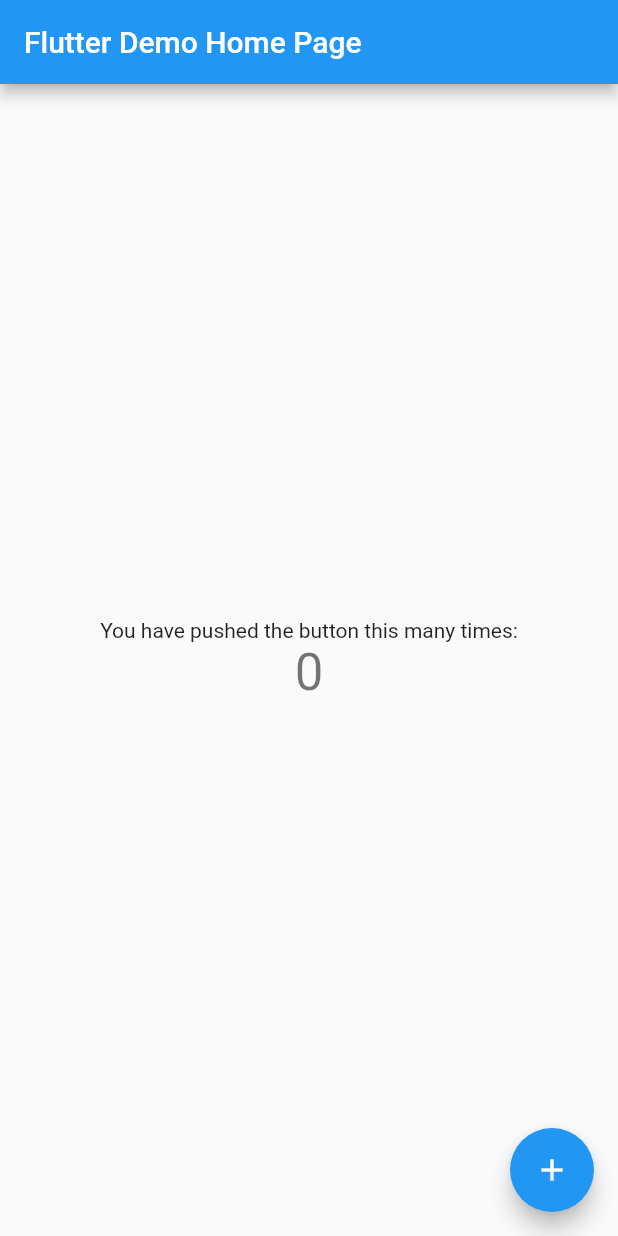
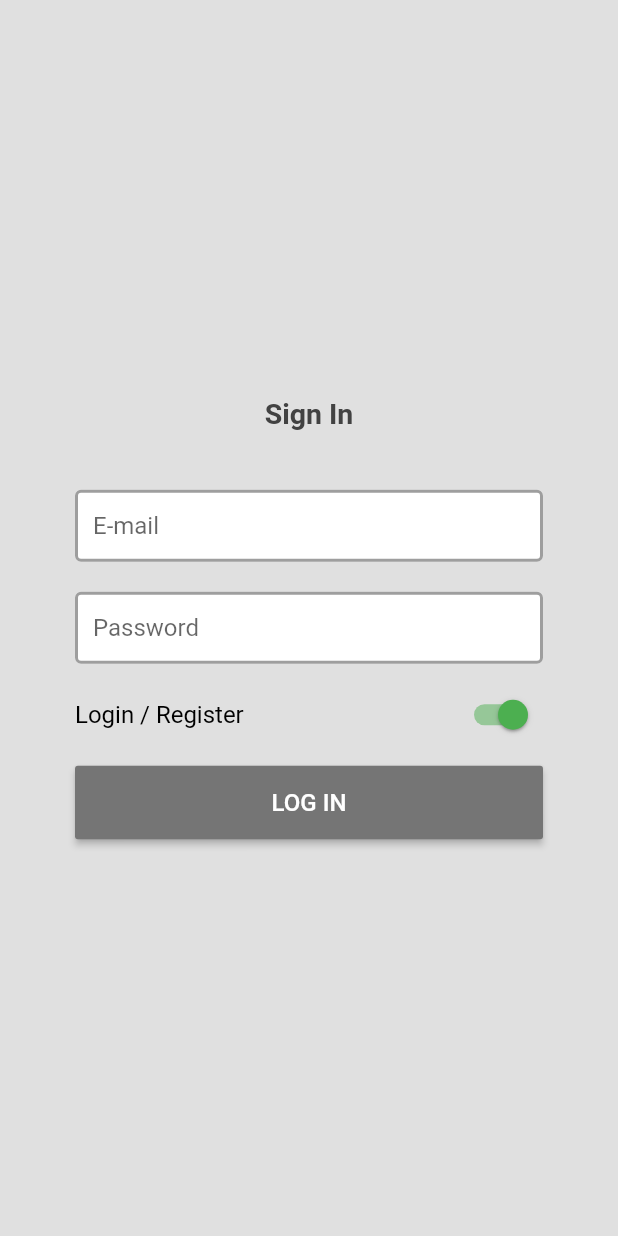
Before and after one commit to deniell/tasks_app, a Flutter app: the screen it shows after launch, on a phone screen of 412 x 824 dp. Run offline on Flutter 3.47's test engine with Material 2 defaults, Android fonts, the phone set to English and light mode, and no system bars; our stand-ins replace dartz, data_connection_checker, flushbar, flutter_spinkit, get_it; accounts and stored records are empty.

Commit message:
authorization logic implemented; added SignIn and SignUp pages; added AuthService to manage authorization procces; added Loading widget; added simple page for TasksList; updated injection_container; added flutter_spinkit dependency to make loading widget nicer; main page modified: MaterialApp wrapped with ChangeNotifierProvider<AuthService> for supply authorization logic to pages; added Authenticate widget to switch between SignIn and SignUp pages; added Wrapper widget to switch between authorized and not authorized state; constants updated; Failures classes updated

```diff
--- a/lib/core/constants.dart
+++ b/lib/core/constants.dart
@@ -1,3 +1,5 @@
+import 'package:flutter/material.dart';
+
 // base API url
 const String BASE_URL = "https://testapi.doitserver.in.ua/api";
 
@@ -13,3 +15,15 @@ const String UNEXPECTED_ERROR_MESSAGE = "Unexpected error.";
 const String UNKNOWN_ERROR_MESSAGE = "Something went wrong.";
 
 const String NO_INTERNET_MESSAGE = "No internet connection.";
+
+const textInputDecoration = InputDecoration(
+  fillColor: Colors.white,
+  filled: true,
+  contentPadding: EdgeInsets.all(12.0),
+  enabledBorder: OutlineInputBorder(
+    borderSide: BorderSide(color: Colors.grey, width: 2.0),
+  ),
+  focusedBorder: OutlineInputBorder(
+    borderSide: BorderSide(color: Colors.blue, width: 2.0),
+  ),
+);
--- a/lib/core/error/failures.dart
+++ b/lib/core/error/failures.dart
@@ -4,12 +4,17 @@ import 'package:tasks_app/core/constants.dart';
 /// Abstraction for currently managed datasource failures
 ///
 abstract class Failure {
-
+  String getErrorMessage();
 }
 
 // Specific failures
 class ServerFailure extends Failure {
   final String message = SERVER_FAILURE_MESSAGE;
+
+  @override
+  String getErrorMessage() {
+    return message;
+  }
 }
 
 class ValidationFailure extends Failure {
@@ -20,20 +25,45 @@ class ValidationFailure extends Failure {
       this.message += " $cause";
     }
   }
+
+  @override
+  String getErrorMessage() {
+    return message;
+  }
 }
 
 class UnauthorizedFailure extends Failure {
   final String message = UNAUTHORIZED_MESSAGE;
+
+  @override
+  String getErrorMessage() {
+    return message;
+  }
 }
 
 class UnexpectedFailure extends Failure {
   final String message = UNEXPECTED_ERROR_MESSAGE;
+
+  @override
+  String getErrorMessage() {
+    return message;
+  }
 }
 
 class UnknownFailure extends Failure {
   final String message = UNKNOWN_ERROR_MESSAGE;
+
+  @override
+  String getErrorMessage() {
+    return message;
+  }
 }
 
 class NoInternetFailure extends Failure {
   final String message = NO_INTERNET_MESSAGE;
+
+  @override
+  String getErrorMessage() {
+    return message;
+  }
 }
--- a/lib/features/authorization/data/repositories/auth_repository.dart
+++ b/lib/features/authorization/data/repositories/auth_repository.dart
@@ -46,7 +46,7 @@ class AuthRepositoryImpl implements AuthRepository {
   Future<Either<Failure, User>> authorize(String email, String password) async {
     if (await networkInfo.isConnected) {
       try {
-        User user = await authDataSource.addNewUser(email, password);
+        User user = await authDataSource.authorize(email, password);
         return Right(user);
       } on ServerException {
         return Left(ServerFailure());
--- /dev/null
+++ b/lib/features/authorization/presentation/pages/sign_in.dart
@@ -0,0 +1,171 @@
+import 'package:flushbar/flushbar.dart';
+import 'package:flutter/material.dart';
+import 'package:provider/provider.dart';
+import 'package:tasks_app/core/constants.dart';
+import 'package:tasks_app/features/authorization/domain/services/auth_service.dart';
+import 'package:tasks_app/features/authorization/presentation/widgets/loading.dart';
+
+class SignIn extends StatefulWidget {
+
+  final Function toggleView;
+  SignIn({ this.toggleView });
+
+  @override
+  _SignInState createState() => _SignInState();
+}
+
+class _SignInState extends State<SignIn> {
+
+  final _formKey = GlobalKey<FormState>();
+  final FocusNode _emailFocus = FocusNode();
+  final FocusNode _passwordFocus = FocusNode();
+
+  bool loading = false;
+
+  // text field state
+  String email = '';
+  String password = '';
+
+  @override
+  Widget build(BuildContext context) {
+
+    final authServiceProvider = Provider.of<AuthService>(context);
+
+    return loading ? Loading() : Scaffold(
+      backgroundColor: Colors.grey[300],
+      body: Container(
+          padding: EdgeInsets.symmetric(vertical: 20.0, horizontal: 50.0),
+          child: Form(
+            key: _formKey,
+            child: Column(
+              mainAxisAlignment: MainAxisAlignment.center,
+              children: <Widget>[
+                Row(
+                  mainAxisAlignment: MainAxisAlignment.center,
+                  children: <Widget>[
+                    Text('Sign In',
+                      style: TextStyle(
+                        fontWeight: FontWeight.bold,
+                        color: Colors.grey[800],
+                        fontSize: 19.0,
+                      ),
+                    ),
+                  ],
+                ),
+                SizedBox(height: 40.0),
+                TextFormField(
+                  focusNode: _emailFocus,
+                  decoration: textInputDecoration.copyWith(hintText: 'E-mail'),
+                  keyboardType: TextInputType.text,
+                  validator: (val) => val.isEmpty ? 'Enter an email' : null,
+                  onChanged: (val) {
+                    setState(() => email = val);
+                  },
+                  initialValue: email != null ? email : "",
+                  textInputAction: TextInputAction.next,
+                  onFieldSubmitted: (term){
+                    _fieldFocusChange(context, _emailFocus, _passwordFocus);
+                  }
+                ),
+                SizedBox(height: 20.0),
+                TextFormField(
+                  focusNode: _passwordFocus,
+                  obscureText: true,
+                  keyboardType: TextInputType.text,
+                  decoration: textInputDecoration.copyWith(hintText: 'Password'),
+                  validator: (val) => val.length < 3 ? 'Enter a password 3+ chars long' : null,
+                  onChanged: (val) {
+                    setState(() => password = val);
+                  },
+                  initialValue: password != null ? password : "",
+                  textInputAction: TextInputAction.done,
+                  onFieldSubmitted: (term){
+                    _passwordFocus.unfocus();
+                    _logIn(authServiceProvider);
+                  }
+                ),
+                SizedBox(height: 10.0),
+                Row(
+                  mainAxisAlignment: MainAxisAlignment.spaceBetween,
+                  children: <Widget>[
+                    Text('Login / Register',
+                      style: TextStyle(
+                        color: Colors.black,
+                        fontSize: 16.0,
+                      ),
+                      textAlign: TextAlign.start,
+                    ),
+                    Switch(
+                        value: true,
+                        activeColor: Colors.green,
+                        onChanged: (bool value)
+                        {
+                          widget.toggleView();
+                        }
+                    )
+                  ],
+                ),
+                SizedBox(height: 10.0),
+                SizedBox(
+                  width: double.infinity, // match_parent
+                  child: RaisedButton(
+                      color: Colors.grey[600],
+                      padding: EdgeInsets.only(left: 50, top: 15, right: 50, bottom: 15),
+                      child: Text(
+                        'LOG IN',
+                        style: TextStyle(
+                            color: Colors.white,
+                            fontSize: 16
+                        ),
+                      ),
+                      onPressed: () async {
+                        _logIn(authServiceProvider);
+                      }
+                  ),
+                ),
+              ],
+            ),
+          ),
+      ),
+    );
+  }
+
+  ///
+  /// Change fields focus nod
+  ///
+  _fieldFocusChange(BuildContext context, FocusNode currentFocus,FocusNode nextFocus) {
+    currentFocus.unfocus();
+    FocusScope.of(context).requestFocus(nextFocus);
+  }
+
+  ///
+  /// Launch log in process
+  ///
+  Future<void> _logIn(AuthService authServiceProvider) async
+  {
+    if(_formKey.currentState.validate()) {
+
+      setState(() => loading = true);
+
+      dynamic result = await authServiceProvider.authorize(email, password);
+
+      if(result != null) {
+
+        setState(() {
+          loading = false;
+        });
+
+        Flushbar(
+          message: result,
+          icon: Icon(
+            Icons.info_outline,
+            size: 28.0,
+            color: Colors.blue[300],
+          ),
+          duration: Duration(seconds: 5),
+          leftBarIndicatorColor: Colors.blue[300],
+        )..show(context);
+      }
+    }
+  }
+}
--- /dev/null
+++ b/lib/features/authorization/presentation/widgets/authenticate.dart
@@ -0,0 +1,26 @@
+import 'package:flutter/material.dart';
+import 'package:tasks_app/features/authorization/presentation/pages/sign_in.dart';
+import 'package:tasks_app/features/authorization/presentation/pages/sign_up.dart';
+
+class Authenticate extends StatefulWidget {
+  @override
+  _AuthenticateState createState() => _AuthenticateState();
+}
+
+class _AuthenticateState extends State<Authenticate> {
+
+  bool showSignIn = true;
+
+  void toggleView(){
+    setState(() => showSignIn = !showSignIn);
+  }
+
+  @override
+  Widget build(BuildContext context) {
+    if (showSignIn) {
+      return SignIn(toggleView:  toggleView);
+    } else {
+      return SignUp(toggleView:  toggleView);
+    }
+  }
+}
--- /dev/null
+++ b/lib/features/authorization/presentation/widgets/wrapper.dart
@@ -0,0 +1,26 @@
+import 'package:flutter/material.dart';
+import 'package:provider/provider.dart';
+import 'package:tasks_app/features/authorization/domain/entities/user.dart';
+import 'package:tasks_app/features/authorization/domain/services/auth_service.dart';
+import 'package:tasks_app/features/authorization/presentation/widgets/authenticate.dart';
+import 'package:tasks_app/features/tasks_manager/presentation/pages/tasks_list.dart';
+
+class Wrapper extends StatelessWidget {
+
+
+
+  @override
+  Widget build(BuildContext context) {
+
+    final authServiceProvider = Provider.of<AuthService>(context);
+
+    print(authServiceProvider.user);
+
+    // return either the TasksList or Authenticate widget
+    if (authServiceProvider.user == null){
+      return Authenticate();
+    } else {
+      return TasksList();
+    }
+  }
+}
--- a/lib/main.dart
+++ b/lib/main.dart
@@ -1,4 +1,8 @@
 import 'package:flutter/material.dart';
+import 'package:get_it/get_it.dart';
+import 'package:provider/provider.dart';
+import 'package:tasks_app/features/authorization/domain/services/auth_service.dart';
+import 'package:tasks_app/features/authorization/presentation/widgets/wrapper.dart';
 import 'injection_container.dart' as di;
 
 void main() async {
@@ -8,109 +12,17 @@ void main() async {
 }
 
 class MyApp extends StatelessWidget {
+
+  final GetIt di = GetIt.instance;
+
   // This widget is the root of your application.
   @override
   Widget build(BuildContext context) {
-    return MaterialApp(
-      title: 'Flutter Demo',
-      theme: ThemeData(
-        // This is the theme of your application.
-        //
-        // Try running your application with "flutter run". You'll see the
-        // application has a blue toolbar. Then, without quitting the app, try
-        // changing the primarySwatch below to Colors.green and then invoke
-        // "hot reload" (press "r" in the console where you ran "flutter run",
-        // or simply save your changes to "hot reload" in a Flutter IDE).
-        // Notice that the counter didn't reset back to zero; the application
-        // is not restarted.
-        primarySwatch: Colors.blue,
+    return ChangeNotifierProvider<AuthService>(
+      create: (context) => di<AuthService>(),
+      child: MaterialApp(
+        home: Wrapper(),
       ),
-      home: MyHomePage(title: 'Flutter Demo Home Page'),
     );
   }
 }
-
-class MyHomePage extends StatefulWidget {
-  MyHomePage({Key key, this.title}) : super(key: key);
-
-  // This widget is the home page of your application. It is stateful, meaning
-  // that it has a State object (defined below) that contains fields that affect
-  // how it looks.
-
-  // This class is the configuration for the state. It holds the values (in this
-  // case the title) provided by the parent (in this case the App widget) and
-  // used by the build method of the State. Fields in a Widget subclass are
-  // always marked "final".
-
-  final String title;
-
-  @override
-  _MyHomePageState createState() => _MyHomePageState();
-}
-
-class _MyHomePageState extends State<MyHomePage> {
-  int _counter = 0;
-
-  void _incrementCounter() {
-    setState(() {
-      // This call to setState tells the Flutter framework that something has
-      // changed in this State, which causes it to rerun the build method below
-      // so that the display can reflect the updated values. If we changed
-      // _counter without calling setState(), then the build method would not be
-      // called again, and so nothing would appear to happen.
-      _counter++;
-    });
-  }
-
-  @override
-  Widget build(BuildContext context) {
-    // This method is rerun every time setState is called, for instance as done
-    // by the _incrementCounter method above.
-    //
-    // The Flutter framework has been optimized to make rerunning build methods
-    // fast, so that you can just rebuild anything that needs updating rather
-    // than having to individually change instances of widgets.
-    return Scaffold(
-      appBar: AppBar(
-        // Here we take the value from the MyHomePage object that was created by
-        // the App.build method, and use it to set our appbar title.
-        title: Text(widget.title),
-      ),
-      body: Center(
-        // Center is a layout widget. It takes a single child and positions it
-        // in the middle of the parent.
-        child: Column(
-          // Column is also a layout widget. It takes a list of children and
-          // arranges them vertically. By default, it sizes itself to fit its
-          // children horizontally, and tries to be as tall as its parent.
-          //
-          // Invoke "debug painting" (press "p" in the console, choose the
-          // "Toggle Debug Paint" action from the Flutter Inspector in Android
-          // Studio, or the "Toggle Debug Paint" command in Visual Studio Code)
-          // to see the wireframe for each widget.
-          //
-          // Column has various properties to control how it sizes itself and
-          // how it positions its children. Here we use mainAxisAlignment to
-          // center the children vertically; the main axis here is the vertical
-          // axis because Columns are vertical (the cross axis would be
-          // horizontal).
-          mainAxisAlignment: MainAxisAlignment.center,
-          children: <Widget>[
-            Text(
-              'You have pushed the button this many times:',
-            ),
-            Text(
-              '$_counter',
-              style: Theme.of(context).textTheme.display1,
-            ),
-          ],
-        ),
-      ),
-      floatingActionButton: FloatingActionButton(
-        onPressed: _incrementCounter,
-        tooltip: 'Increment',
-        child: Icon(Icons.add),
-      ), // This trailing comma makes auto-formatting nicer for build methods.
-    );
-  }
-}
--- a/pubspec.yaml
+++ b/pubspec.yaml
@@ -27,6 +27,7 @@ dependencies:
   data_connection_checker: ^0.3.4
   get_it: ^4.0.0
   dartz: ^0.8.9
+  flutter_spinkit: ^4.1.2
 
   # The following adds the Cupertino Icons font to your application.
   # Use with the CupertinoIcons class for iOS style icons.
```
Also changed, not shown: lib/features/authorization/data/datasources/auth_datasource.dart (+19 -2 lines), lib/features/authorization/domain/services/auth_service.dart (added, +77 -0 lines), lib/features/authorization/presentation/pages/sign_up.dart (added, +171 -0 lines), lib/features/authorization/presentation/widgets/loading.dart (added, +17 -0 lines), lib/features/tasks_manager/presentation/pages/tasks_list.dart (added, +15 -0 lines), lib/injection_container.dart (+12 -0 lines), pubspec.lock.
